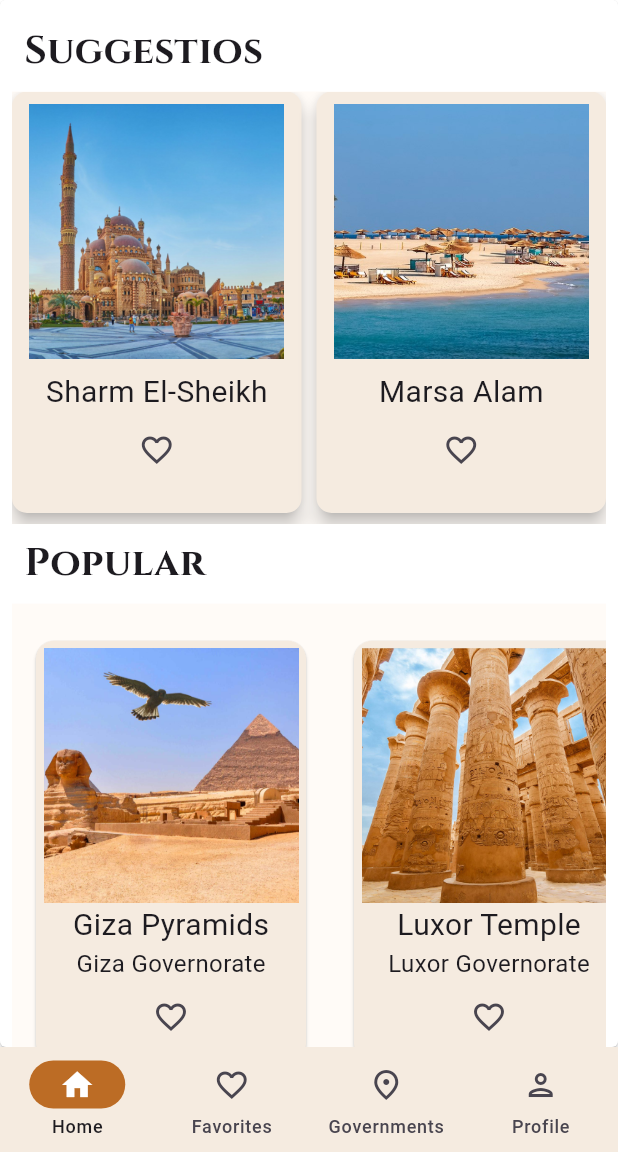
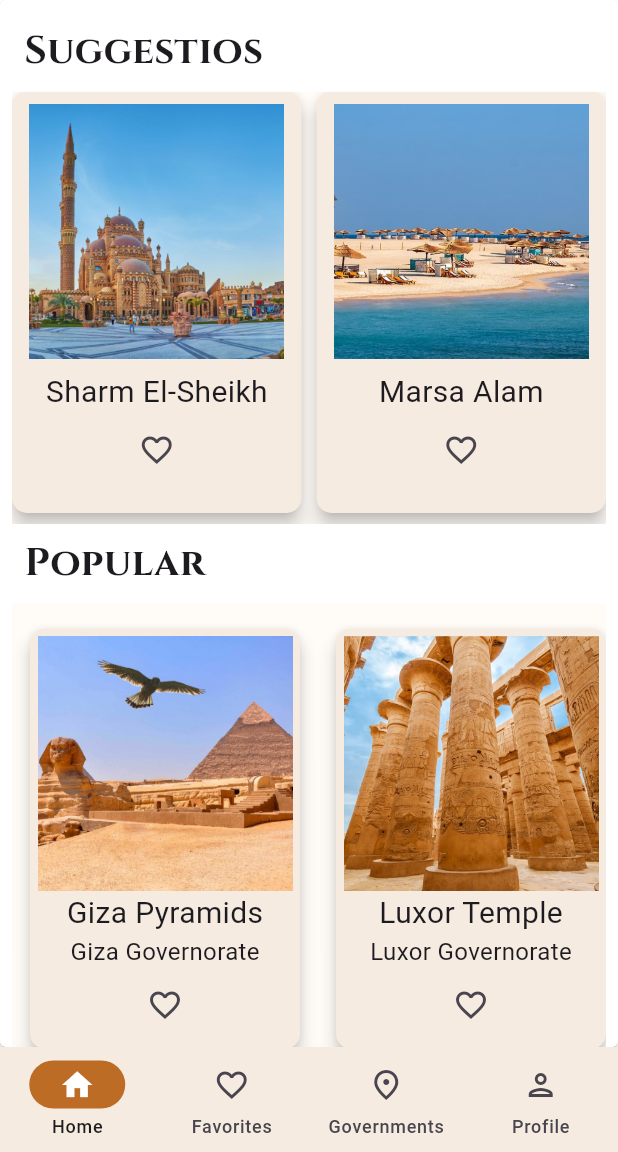
Before and after one commit to mariooom/Tourist-Guide-App-for-Egypt, a Flutter app: the Homepage screen opened directly, on a phone screen of 412 x 824 dp, the part 84-1236 px from its top. Run offline on Flutter 3.47's test engine with Material 3 defaults, Android fonts, the phone set to English and light mode, and no system bars; our stand-ins replace intl_phone_field.

Commit message:
Update list_view.dart

```diff
--- a/lib/widgets/list_view.dart
+++ b/lib/widgets/list_view.dart
@@ -60,6 +60,11 @@ class Popular extends StatelessWidget {
     return Padding(
       padding: const EdgeInsets.all(12.0),
       child: Card(
+        elevation: 5.0,
+        margin: EdgeInsets.only(bottom: 16.0),
+        shape: RoundedRectangleBorder(
+          borderRadius: BorderRadius.circular(10.0),
+        ),
         borderOnForeground: true,
         color: Color(0xFFf5ebe0),
         child: Padding(
```
